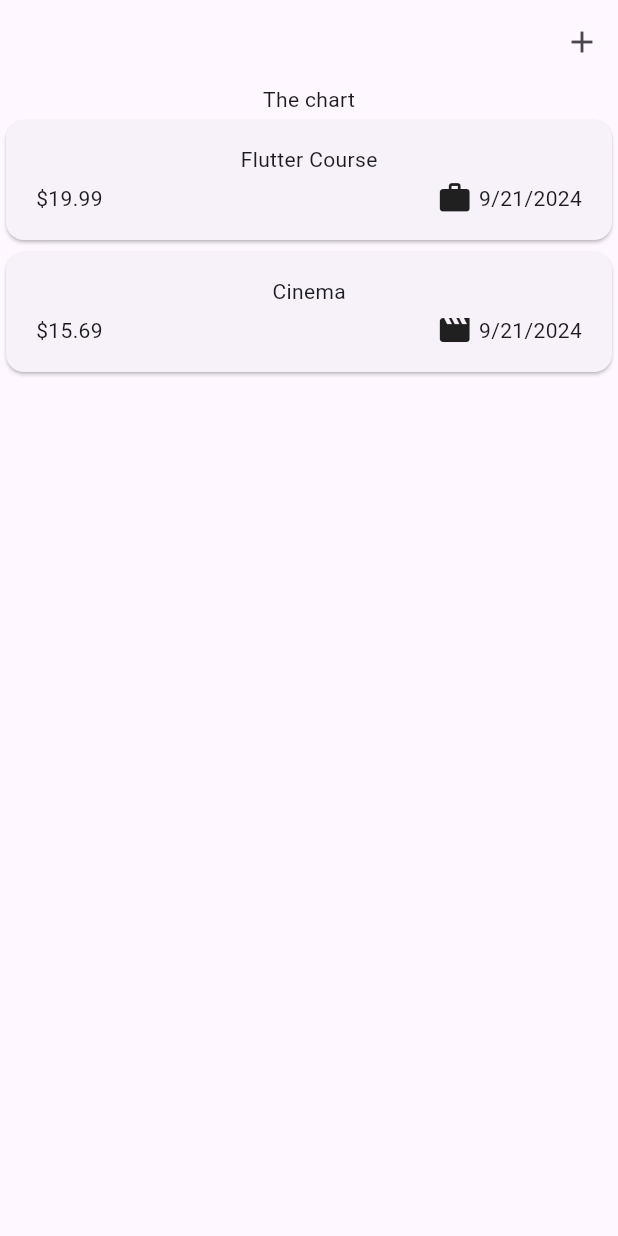
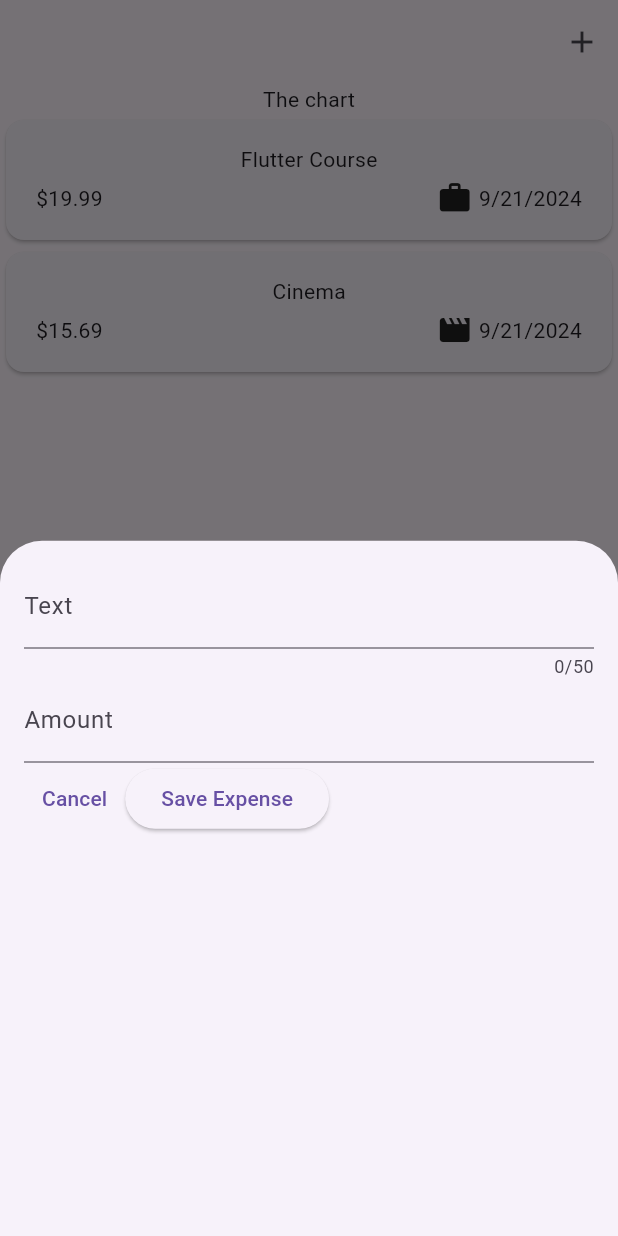
Before and after one commit to yordgenome03/flutter_expence_tracker, a Flutter app: the screen it shows after launch, after a tap on the "add" icon, on a phone screen of 412 x 824 dp. Run offline on Flutter 3.47's test engine with Material 3 defaults, Android fonts, the phone set to English and light mode, and no system bars.

Commit message:
add NewExpense

```diff
--- a/lib/widgets/expenses.dart
+++ b/lib/widgets/expenses.dart
@@ -1,5 +1,6 @@
 import 'package:expence_tracker/widgets/expense_list/expenses_list.dart';
 import 'package:expence_tracker/models/expense.dart';
+import 'package:expence_tracker/widgets/new_expense.dart';
 import 'package:flutter/material.dart';
 
 class Expenses extends StatefulWidget {
@@ -25,13 +26,20 @@ class _ExpensesState extends State<Expenses> {
     ),
   ];
 
+  void _openAddExpenseOverlay() {
+    showModalBottomSheet(
+      context: context,
+      builder: (ctx) => const NewExpense(),
+    );
+  }
+
   @override
   Widget build(BuildContext context) {
     return Scaffold(
       appBar: AppBar(
         actions: [
           IconButton(
-            onPressed: () {},
+            onPressed: _openAddExpenseOverlay,
             icon: const Icon(Icons.add),
           ),
         ],
--- /dev/null
+++ b/lib/widgets/new_expense.dart
@@ -0,0 +1,70 @@
+import 'package:flutter/material.dart';
+
+class NewExpense extends StatefulWidget {
+  const NewExpense({super.key});
+
+  @override
+  State<StatefulWidget> createState() => _NewExpenseState();
+}
+
+class _NewExpenseState extends State<NewExpense> {
+  final _titleController = TextEditingController();
+  final _amountController = TextEditingController();
+
+  @override
+  void dispose() {
+    _titleController.dispose();
+    _amountController.dispose();
+    super.dispose();
+  }
+  // var enteredTitle = '';
+
+  // void _saveTitleInput(String inputValue) {
+  //   enteredTitle = inputValue;
+  // }
+
+  @override
+  Widget build(BuildContext context) {
+    return Padding(
+      padding: const EdgeInsets.all(16),
+      child: Column(
+        children: [
+          TextField(
+            controller: _titleController,
+            // onChanged: _saveTitleInput,
+            maxLength: 50,
+            decoration: const InputDecoration(
+              label: Text('Text'),
+            ),
+          ),
+          TextField(
+            controller: _amountController,
+            // onChanged: _saveTitleInput,
+            keyboardType: TextInputType.number,
+            decoration: const InputDecoration(
+              prefixText: '\$ ',
+              label: Text('Amount'),
+            ),
+          ),
+          Row(
+            children: [
+              TextButton(
+                onPressed: () {
+                  Navigator.pop(context);
+                },
+                child: const Text('Cancel'),
+              ),
+              ElevatedButton(
+                onPressed: () {
+                  print(_titleController.text);
+                  print(_amountController.text);
+                },
+                child: const Text('Save Expense'),
+              ),
+            ],
+          )
+        ],
+      ),
+    );
+  }
+}
```
